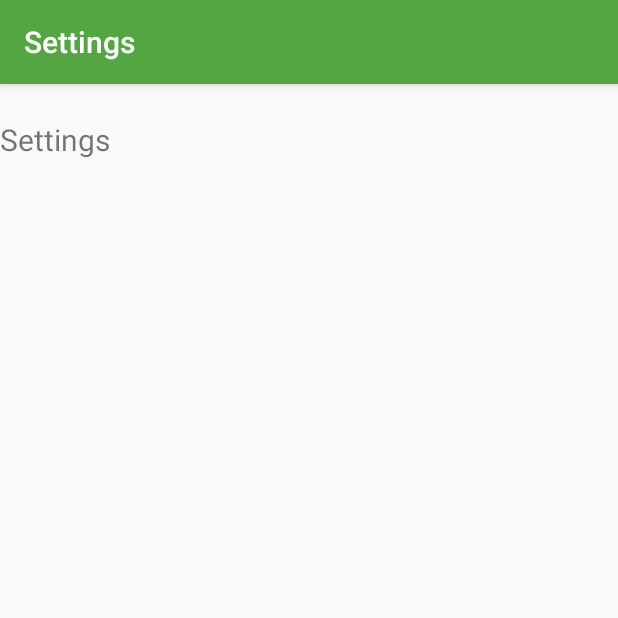
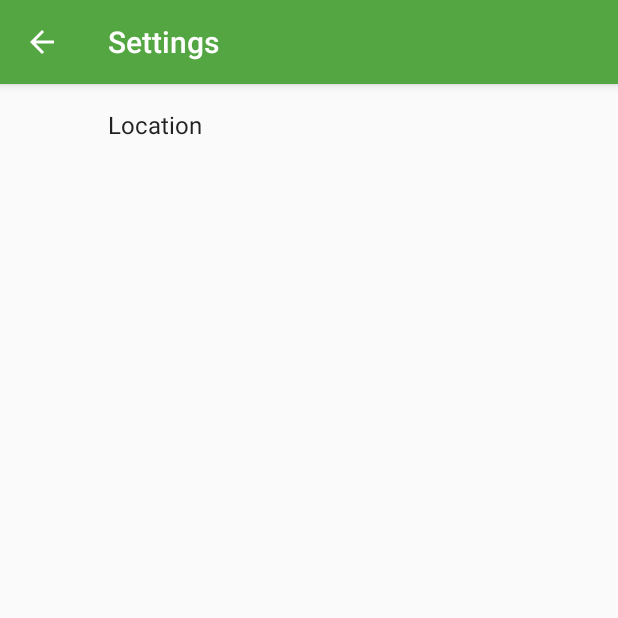
Before and after one commit to Wout-Br/FindURFuel, an Android app: the SettingsActivity screen opened directly, with no data from a screen before it, on a phone screen of 412 x 824 dp, the top half of it. Run offline under Robolectric (Android 15) with nearby library versions, the phone set to English and light mode, and no system bars; our stand-ins replace androidx.preference.

Commit message:
Version 1 of app

```diff
--- a/app/build.gradle
+++ b/app/build.gradle
@@ -26,4 +26,5 @@ dependencies {
     androidTestImplementation 'com.android.support.test.espresso:espresso-core:3.0.1'
 
     compile'com.android.support:recyclerview-v7:26.1.0'
+    compile 'com.android.support:preference-v7:25.0.1'
 }
--- a/app/src/main/java/com/example/gebruiker/findurfuel/GasStationDetailsAdapter.java
+++ b/app/src/main/java/com/example/gebruiker/findurfuel/GasStationDetailsAdapter.java
@@ -1,6 +1,7 @@
 package com.example.gebruiker.findurfuel;
 
 import android.content.Context;
+import android.database.Cursor;
 import android.support.v7.widget.RecyclerView;
 import android.view.LayoutInflater;
 import android.view.View;
@@ -8,12 +9,14 @@ import android.view.ViewGroup;
 import android.widget.TextView;
 
 /**
- * Created by gebruiker on 4/03/2018.
+ * Created by Wout Briels on 4/03/2018.
  */
 
 public class GasStationDetailsAdapter extends RecyclerView.Adapter<GasStationDetailsAdapter.GasStationDetailsAdapterViewHolder> {
 
     private String[] gasStationData;
+
+    private Cursor cursor;
 
     private final GasStationDetailsOnClickHandler gasStationDetailsClickHandler;
 
--- a/app/src/main/java/com/example/gebruiker/findurfuel/SettingsActivity.java
+++ b/app/src/main/java/com/example/gebruiker/findurfuel/SettingsActivity.java
@@ -2,23 +2,31 @@ package com.example.gebruiker.findurfuel;
 
 import android.os.Bundle;
 import android.support.v7.app.AppCompatActivity;
+import android.view.MenuItem;
 import android.widget.TextView;
+import android.widget.Toast;
 
 /**
- * Created by gebruiker on 28/02/2018.
+ * Created by Wout Briels on 28/02/2018.
  */
 
 public class SettingsActivity extends AppCompatActivity {
-
-    private TextView settingsTextView1;
 
     @Override
     protected void onCreate(Bundle savedInstanceState) {
         super.onCreate(savedInstanceState);
         setContentView(R.layout.activity_settings);
 
-        settingsTextView1 = (TextView) findViewById(R.id.settings_textview1);
+        this.getSupportActionBar().setDisplayHomeAsUpEnabled(true);
+    }
 
-        settingsTextView1.append("\nSettings");
+    @Override
+    public boolean onOptionsItemSelected(MenuItem item) {
+        if (item.getItemId() == android.R.id.home) {
+            onBackPressed();
+            Toast.makeText(this, "Settings saved", Toast.LENGTH_LONG).show();
+        }
+
+        return super.onOptionsItemSelected(item);
     }
 }
--- a/app/src/main/java/com/example/gebruiker/findurfuel/SettingsFragment.java
+++ b/app/src/main/java/com/example/gebruiker/findurfuel/SettingsFragment.java
@@ -1,8 +1,69 @@
 package com.example.gebruiker.findurfuel;
+
+import android.content.SharedPreferences;
+import android.os.Bundle;
+import android.support.v7.preference.CheckBoxPreference;
+import android.support.v7.preference.ListPreference;
+import android.support.v7.preference.Preference;
+import android.support.v7.preference.PreferenceFragmentCompat;
+import android.support.v7.preference.PreferenceScreen;
 
 /**
  * Created by Wout Briels on 12/03/2018.
  */
 
-public class SettingsFragment {
+public class SettingsFragment extends PreferenceFragmentCompat implements SharedPreferences.OnSharedPreferenceChangeListener {
+
+    private void setPreferenceSummary(Preference preference, Object value) {
+        String stringValue = value.toString();
+        String key = preference.getKey();
+
+        if (preference instanceof ListPreference) {
+            ListPreference listPreference = (ListPreference) preference;
+            int prefIndex = listPreference.findIndexOfValue(stringValue);
+            if (prefIndex >= 0) {
+                preference.setSummary(listPreference.getEntries()[prefIndex]);
+            }
+        } else {
+            preference.setSummary(stringValue);
+        }
+    }
+
+    @Override
+    public void onCreatePreferences(Bundle bundle, String string) {
+        addPreferencesFromResource(R.xml.pref_settings);
+
+        SharedPreferences sharedPreferences = getPreferenceScreen().getSharedPreferences();
+        PreferenceScreen prefScreen = getPreferenceScreen();
+        int count = prefScreen.getPreferenceCount();
+        for (int i = 0; i < count; i++) {
+            Preference pref = prefScreen.getPreference(i);
+            if (!(pref instanceof CheckBoxPreference)) {
+                String value = sharedPreferences.getString(pref.getKey(), "");
+                setPreferenceSummary(pref, value);
+            }
+        }
+    }
+
+    @Override
+    public void onStart() {
+        super.onStart();
+        getPreferenceScreen().getSharedPreferences().registerOnSharedPreferenceChangeListener(this);
+    }
+
+    @Override
+    public void onStop() {
+        super.onStop();
+        getPreferenceScreen().getSharedPreferences().unregisterOnSharedPreferenceChangeListener(this);
+    }
+
+    @Override
+    public void onSharedPreferenceChanged(SharedPreferences sharedPreferences, String s) {
+        Preference preference = findPreference(s);
+        if (null != preference) {
+            if (!(preference instanceof CheckBoxPreference)) {
+                setPreferenceSummary(preference, sharedPreferences.getString(s, ""));
+            }
+        }
+    }
 }
--- a/app/src/main/java/com/example/gebruiker/findurfuel/utilities/GasStationJsonUtils.java
+++ b/app/src/main/java/com/example/gebruiker/findurfuel/utilities/GasStationJsonUtils.java
@@ -9,12 +9,12 @@ import org.json.JSONObject;
 import java.net.HttpURLConnection;
 
 /**
- * Created by gebruiker on 2/03/2018.
+ * Created by Wout Briels on 2/03/2018.
  */
 
 public class GasStationJsonUtils {
 
-    public static String[] getSimpleGasSatationDetails (Context context, String detailsJsonString) throws JSONException {
+    public static String[] getSimpleGasStationDetails(Context context, String detailsJsonString) throws JSONException {
 
         final  String GS_LIST = "results";
         final String GS_ADDRESS = "formatted_address";
--- a/app/src/main/java/com/example/gebruiker/findurfuel/utilities/NetworkUtils.java
+++ b/app/src/main/java/com/example/gebruiker/findurfuel/utilities/NetworkUtils.java
@@ -11,7 +11,7 @@ import java.net.URL;
 import java.util.Scanner;
 
 /**
- * Created by gebruiker on 2/03/2018.
+ * Created by Wout Briels on 2/03/2018.
  */
 
 public final class NetworkUtils {
--- a/app/src/main/res/layout/activity_settings.xml
+++ b/app/src/main/res/layout/activity_settings.xml
@@ -1,12 +1,6 @@
 <?xml version="1.0" encoding="utf-8"?>
-<FrameLayout
-    xmlns:android="http://schemas.android.com/apk/res/android"
+<fragment xmlns:android="http://schemas.android.com/apk/res/android"
+    android:name="com.example.gebruiker.findurfuel.SettingsFragment"
+    android:id="@+id/gasstation_settings_fragment"
     android:layout_width="match_parent"
-    android:layout_height="match_parent">
-
-    <TextView
-        android:layout_width="match_parent"
-        android:layout_height="match_parent"
-        android:id="@+id/settings_textview1"
-        android:textSize="20sp"/>
-</FrameLayout>
+    android:layout_height="match_parent" />
--- a/app/src/main/res/menu/activity_menu.xml
+++ b/app/src/main/res/menu/activity_menu.xml
@@ -13,6 +13,6 @@
         android:id="@+id/menu_refresh"
         android:title="@string/menu_refresh"
         android:orderInCategory="1"
-        app:showAsAction="never"
+        app:showAsAction="ifRoom"
         />
 </menu>
--- a/app/src/main/res/values/strings.xml
+++ b/app/src/main/res/values/strings.xml
@@ -4,6 +4,9 @@
     <string name="menu_refresh">Refresh</string>
     <string name="activity_settings_name">Settings</string>
     <string name="activity_details_name">Detail information</string>
+    <string name="pref_settings_default_location">Hasselt</string>
+    <string name="pref_settings_key">location</string>
+    <string name="pref_settings_name">Location</string>
 
     <string name="error_message">An error has occured :( Please try again!</string>
 
--- a/app/src/main/res/values/styles.xml
+++ b/app/src/main/res/values/styles.xml
@@ -6,6 +6,7 @@
         <item name="colorPrimary">@color/colorPrimary</item>
         <item name="colorPrimaryDark">@color/colorPrimaryDark</item>
         <item name="colorAccent">@color/colorAccent</item>
+        <item name="preferenceTheme">@style/PreferenceThemeOverlay</item>
     </style>
 
 </resources>
--- a/app/src/main/res/xml/pref_settings.xml
+++ b/app/src/main/res/xml/pref_settings.xml
@@ -1,4 +1,13 @@
 <?xml version="1.0" encoding="utf-8"?>
-<PreferenceScreen xmlns:android="http://schemas.android.com/apk/res/android">
+<PreferenceScreen
+    xmlns:android="http://schemas.android.com/apk/res/android"
+    android:layout_width="match_parent"
+    android:layout_height="match_parent">
 
+    <EditTextPreference
+        android:defaultValue="@string/pref_settings_default_location"
+        android:inputType="text"
+        android:key="@string/pref_settings_key"
+        android:singleLine="true"
+        android:title="@string/pref_settings_name" />
 </PreferenceScreen>
```
Also changed, not shown: app/src/main/AndroidManifest.xml (+11 -2 lines), app/src/main/java/com/example/gebruiker/findurfuel/DetailActivity.java (+21 -2 lines), app/src/main/java/com/example/gebruiker/findurfuel/MainActivity.java (+87 -77 lines), app/src/main/java/com/example/gebruiker/findurfuel/data/GasStationContract.java (+19 -0 lines), app/src/main/java/com/example/gebruiker/findurfuel/data/GasStationDbHelper.java (+11 -10 lines), app/src/main/java/com/example/gebruiker/findurfuel/data/GasStationPreferences.java (+11 -0 lines), app/src/main/java/com/example/gebruiker/findurfuel/data/GasStationProvider.java (added, +106 -0 lines), app/src/main/res/menu/menu_detail.xml (+7 -1 lines).
